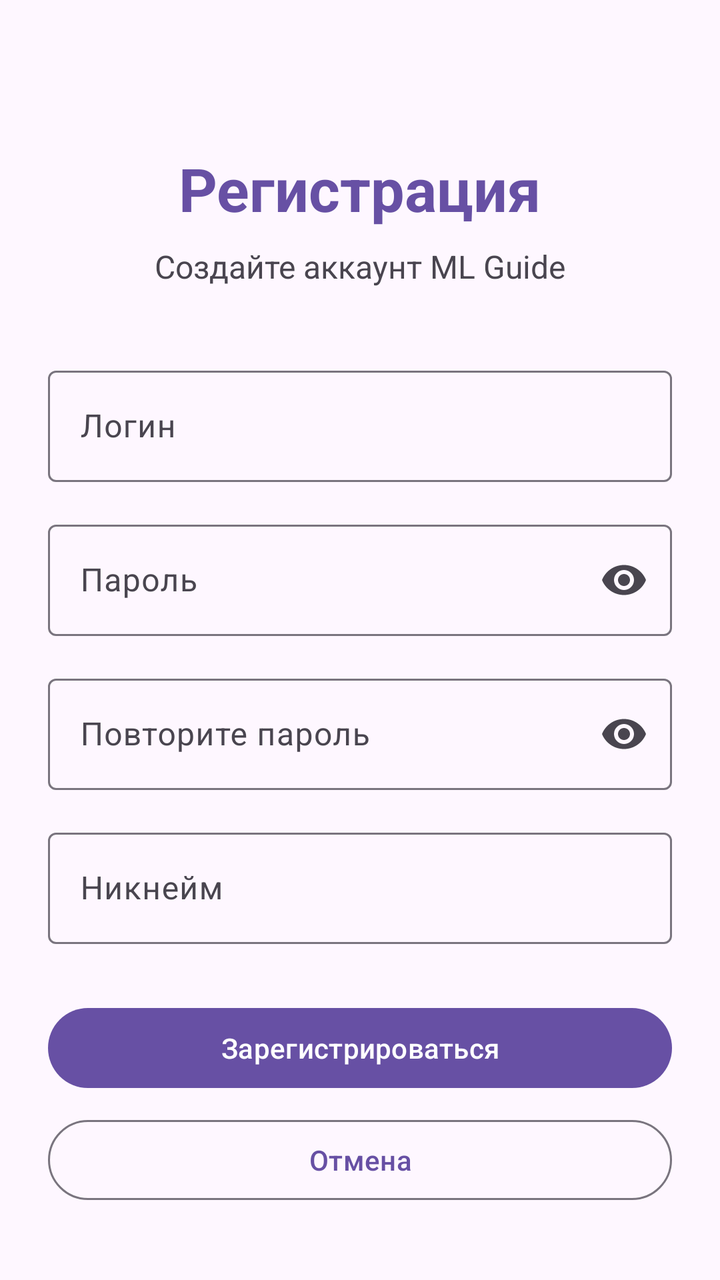
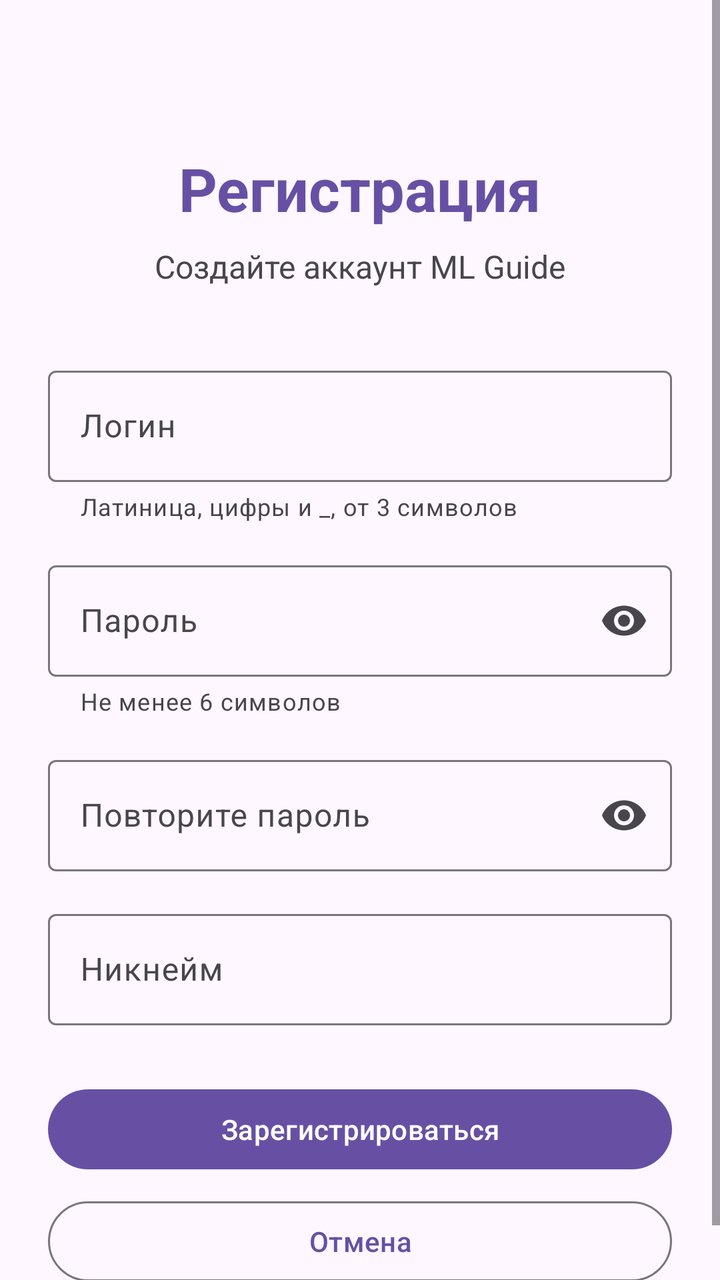

Before-and-after screenshots of an Android layout around one commit, followed by the original layout XML and the change that was made.
<!-- AndroidManifest.xml: application theme Theme.AndroidLab -->
<!-- res/layout/activity_registration.xml -->
<?xml version="1.0" encoding="utf-8"?>
<ScrollView xmlns:android="http://schemas.android.com/apk/res/android"
    xmlns:app="http://schemas.android.com/apk/res-auto"
    android:layout_width="match_parent"
    android:layout_height="match_parent">

    <LinearLayout
        android:layout_width="match_parent"
        android:layout_height="wrap_content"
        android:orientation="vertical"
        android:padding="24dp"
        android:gravity="center_horizontal">

        <TextView
            android:id="@+id/tvRegistrationTitle"
            android:layout_width="wrap_content"
            android:layout_height="wrap_content"
            android:layout_marginTop="50dp"
            android:text="Регистрация"
            android:textSize="30sp"
            android:textStyle="bold"
            android:textColor="?attr/colorPrimary" />

        <TextView
            android:id="@+id/tvRegistrationDescription"
            android:layout_width="wrap_content"
            android:layout_height="wrap_content"
            android:layout_marginTop="8dp"
            android:text="Создайте аккаунт ML Guide"
            android:textSize="16sp" />

        <com.google.android.material.textfield.TextInputLayout
            android:id="@+id/registrationLoginLayout"
            android:layout_width="match_parent"
            android:layout_height="wrap_content"
            android:layout_marginTop="36dp"
            android:hint="Логин">

            <com.google.android.material.textfield.TextInputEditText
                android:id="@+id/etRegistrationLogin"
                android:layout_width="match_parent"
                android:layout_height="wrap_content"
                android:inputType="text"
                android:maxLines="1" />

        </com.google.android.material.textfield.TextInputLayout>

        <com.google.android.material.textfield.TextInputLayout
            android:id="@+id/registrationPasswordLayout"
            android:layout_width="match_parent"
            android:layout_height="wrap_content"
            android:layout_marginTop="16dp"
            android:hint="Пароль"
            app:endIconMode="password_toggle">

            <com.google.android.material.textfield.TextInputEditText
                android:id="@+id/etRegistrationPassword"
                android:layout_width="match_parent"
                android:layout_height="wrap_content"
                android:inputType="textPassword"
                android:maxLines="1" />

        </com.google.android.material.textfield.TextInputLayout>

        <com.google.android.material.textfield.TextInputLayout
            android:id="@+id/registrationPasswordConfirmLayout"
            android:layout_width="match_parent"
            android:layout_height="wrap_content"
            android:layout_marginTop="16dp"
            android:hint="Повторите пароль"
            app:endIconMode="password_toggle">

            <com.google.android.material.textfield.TextInputEditText
                android:id="@+id/etRegistrationPasswordConfirm"
                android:layout_width="match_parent"
                android:layout_height="wrap_content"
                android:inputType="textPassword"
                android:maxLines="1" />

        </com.google.android.material.textfield.TextInputLayout>

        <com.google.android.material.textfield.TextInputLayout
            android:id="@+id/registrationNicknameLayout"
            android:layout_width="match_parent"
            android:layout_height="wrap_content"
            android:layout_marginTop="16dp"
            android:hint="Никнейм">

            <com.google.android.material.textfield.TextInputEditText
                android:id="@+id/etRegistrationNickname"
                android:layout_width="match_parent"
                android:layout_height="wrap_content"
                android:inputType="textCapSentences"
                android:maxLines="1" />

        </com.google.android.material.textfield.TextInputLayout>

        <com.google.android.material.button.MaterialButton
            android:id="@+id/btnCompleteRegistration"
            android:layout_width="match_parent"
            android:layout_height="wrap_content"
            android:layout_marginTop="28dp"
            android:text="Зарегистрироваться" />

        <com.google.android.material.button.MaterialButton
            android:id="@+id/btnCancelRegistration"
            android:layout_width="match_parent"
            android:layout_height="wrap_content"
            android:layout_marginTop="8dp"
            android:text="Отмена"
            style="@style/Widget.Material3.Button.OutlinedButton" />

    </LinearLayout>

</ScrollView>
<!-- resources referenced by this layout -->
<resources>
  <style name="Theme.AndroidLab" parent="Base.Theme.AndroidLab" />
  <style name="Base.Theme.AndroidLab" parent="Theme.Material3.DayNight.NoActionBar">
          
          
      </style>
</resources>

<!-- the commit's change to res/layout/activity_registration.xml (unified diff, before → after) -->
@@ -2,7 +2,8 @@
 <ScrollView xmlns:android="http://schemas.android.com/apk/res/android"
     xmlns:app="http://schemas.android.com/apk/res-auto"
     android:layout_width="match_parent"
-    android:layout_height="match_parent">
+    android:layout_height="match_parent"
+    android:fitsSystemWindows="true">
 
     <LinearLayout
         android:layout_width="match_parent"
@@ -16,7 +17,7 @@
             android:layout_width="wrap_content"
             android:layout_height="wrap_content"
             android:layout_marginTop="50dp"
-            android:text="Регистрация"
+            android:text="@string/registration_title"
             android:textSize="30sp"
             android:textStyle="bold"
             android:textColor="?attr/colorPrimary" />
@@ -26,7 +27,7 @@
             android:layout_width="wrap_content"
             android:layout_height="wrap_content"
             android:layout_marginTop="8dp"
-            android:text="Создайте аккаунт ML Guide"
+            android:text="@string/registration_description"
             android:textSize="16sp" />
 
         <com.google.android.material.textfield.TextInputLayout
@@ -34,7 +35,8 @@
             android:layout_width="match_parent"
             android:layout_height="wrap_content"
             android:layout_marginTop="36dp"
-            android:hint="Логин">
+            android:hint="@string/field_login"
+            app:helperText="@string/registration_login_helper">
 
             <com.google.android.material.textfield.TextInputEditText
                 android:id="@+id/etRegistrationLogin"
@@ -50,7 +52,8 @@
             android:layout_width="match_parent"
             android:layout_height="wrap_content"
             android:layout_marginTop="16dp"
-            android:hint="Пароль"
+            android:hint="@string/field_password"
+            app:helperText="@string/registration_password_helper"
             app:endIconMode="password_toggle">
 
             <com.google.android.material.textfield.TextInputEditText
@@ -67,7 +70,7 @@
             android:layout_width="match_parent"
             android:layout_height="wrap_content"
             android:layout_marginTop="16dp"
-            android:hint="Повторите пароль"
+            android:hint="@string/field_password_confirm"
             app:endIconMode="password_toggle">
 
             <com.google.android.material.textfield.TextInputEditText
@@ -84,7 +87,7 @@
             android:layout_width="match_parent"
             android:layout_height="wrap_content"
             android:layout_marginTop="16dp"
-            android:hint="Никнейм">
+            android:hint="@string/field_nickname">
 
             <com.google.android.material.textfield.TextInputEditText
                 android:id="@+id/etRegistrationNickname"
@@ -100,14 +103,14 @@
             android:layout_width="match_parent"
             android:layout_height="wrap_content"
             android:layout_marginTop="28dp"
-            android:text="Зарегистрироваться" />
+            android:text="@string/registration_submit" />
 
         <com.google.android.material.button.MaterialButton
             android:id="@+id/btnCancelRegistration"
             android:layout_width="match_parent"
             android:layout_height="wrap_content"
             android:layout_marginTop="8dp"
-            android:text="Отмена"
+            android:text="@string/action_cancel"
             style="@style/Widget.Material3.Button.OutlinedButton" />
 
     </LinearLayout>
<!-- resource entries referenced after the edit -->
@@ -1,5 +1,15 @@
 <!-- resources referenced by this layout -->
 <resources>
+  <string name="action_cancel">Отмена</string>
+  <string name="field_login">Логин</string>
+  <string name="field_nickname">Никнейм</string>
+  <string name="field_password">Пароль</string>
+  <string name="field_password_confirm">Повторите пароль</string>
+  <string name="registration_description">Создайте аккаунт ML Guide</string>
+  <string name="registration_login_helper">Латиница, цифры и _, от 3 символов</string>
+  <string name="registration_password_helper">Не менее 6 символов</string>
+  <string name="registration_submit">Зарегистрироваться</string>
+  <string name="registration_title">Регистрация</string>
   <style name="Theme.AndroidLab" parent="Base.Theme.AndroidLab" />
   <style name="Base.Theme.AndroidLab" parent="Theme.Material3.DayNight.NoActionBar">
           
